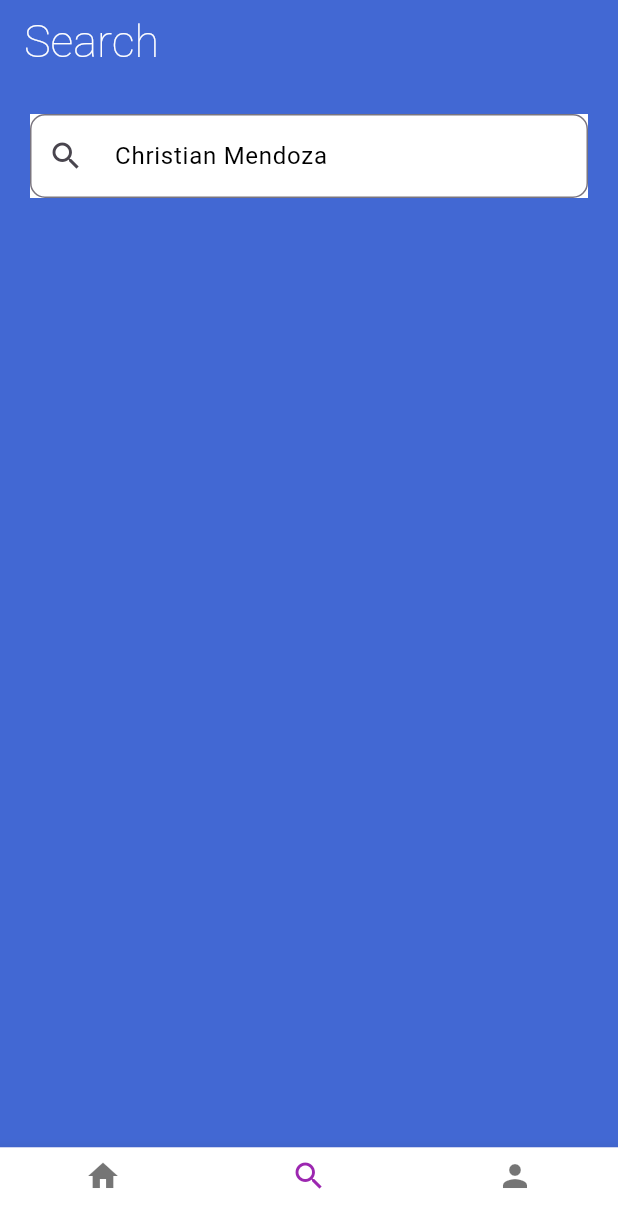
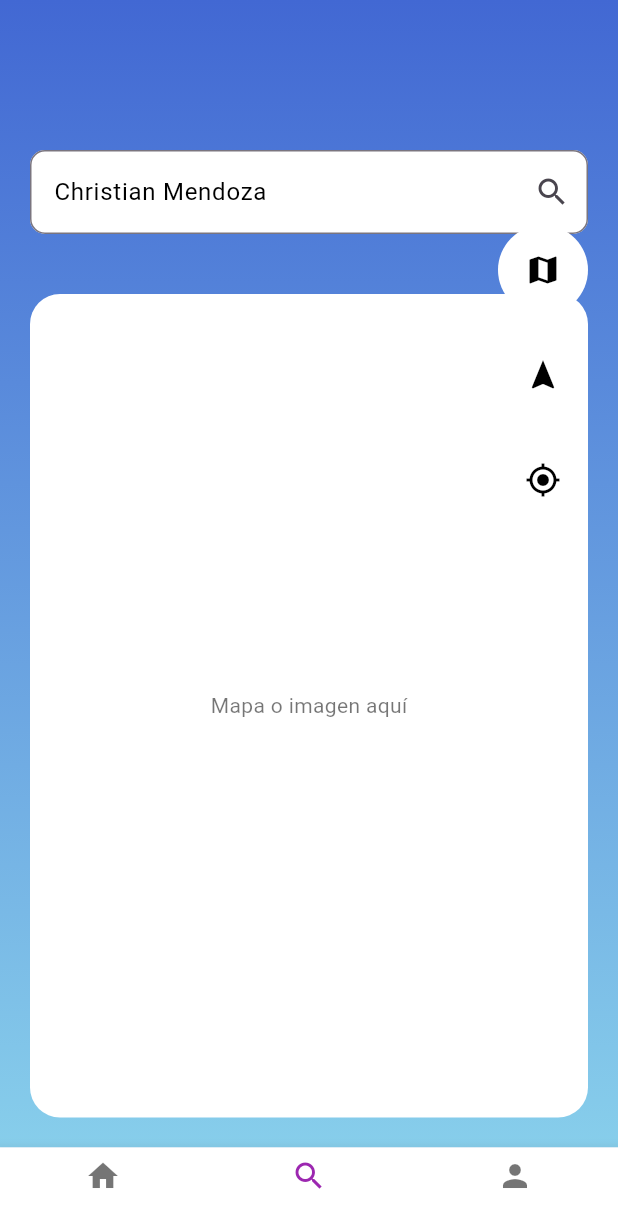
Before and after one commit to ChristianMendoza97/MendozaPrueba, a Flutter app: the screen it shows after launch, item 2 of the bottom bar chosen, on a phone screen of 412 x 824 dp. Shown: the top 1228 px of the screen. Run offline on Flutter 3.47's test engine with Material 3 defaults, Android fonts, the phone set to English and light mode, and no system bars; our stand-ins replace google_fonts.

Commit message:
Cambio en el proyecto

```diff
--- a/lib/search_trips_page.dart
+++ b/lib/search_trips_page.dart
@@ -1,5 +1,5 @@
 import 'package:flutter/material.dart';
-import 'package:flutter/services.dart'; // Importa este paquete para utilizar el inputFormatters
+import 'package:flutter/services.dart'; // Para utilizar el inputFormatters
 
 class SearchTripsPage extends StatefulWidget {
   const SearchTripsPage({Key? key}) : super(key: key);
@@ -10,8 +10,10 @@ class SearchTripsPage extends StatefulWidget {
 
 class _SearchTripsPageState extends State<SearchTripsPage> {
   final TextEditingController _searchController =
-      TextEditingController(text: ' Christian Mendoza ');
+      TextEditingController(text: 'Christian Mendoza');
   String _searchText = '';
+  String _nombre = '';
+  String _apellido = '';
 
   @override
   Widget build(BuildContext context) {
@@ -23,48 +25,64 @@ class _SearchTripsPageState extends State<SearchTripsPage> {
         useMaterial3: true,
       ),
       home: Scaffold(
+        extendBodyBehindAppBar: true, // Permitir que el cuerpo se extienda detrás de la AppBar
         appBar: AppBar(
-          title: Text(
-            'Search',
-            style: TextStyle(
-              fontWeight: FontWeight.w200,
-              fontSize: 30,
-              color: Colors.white,
+          backgroundColor: Colors.transparent, // Fondo transparente
+          elevation: 0,
+          systemOverlayStyle: SystemUiOverlayStyle.light, // Hacer que el contenido del sistema (hora, batería) sea visible
+        ),
+        body: Stack(
+          children: [
+            // Degradado de fondo
+            Container(
+              decoration: BoxDecoration(
+                gradient: LinearGradient(
+                  begin: Alignment.topCenter,
+                  end: Alignment.bottomCenter,
+                  colors: [Color(0xFF4268D3), Color(0xFF87CEEB)],
                 ),
               ),
-          backgroundColor: Color(0xFF4268D3),
             ),
-        backgroundColor: Color(0xFF4268D3),
-        body: Column(
+            // Contenido principal
+            Column(
               children: [
+                SizedBox(height: 100), // Espacio debajo de la barra superior
                 Padding(
-              padding: const EdgeInsets.all(20.0),
+                  padding: const EdgeInsets.symmetric(horizontal: 20.0),
                   child: Column(
                     children: [
+                      // Cuadro de búsqueda con bordes redondeados
                       Container(
+                        decoration: BoxDecoration(
                           color: Colors.white,
+                          borderRadius: BorderRadius.circular(10.0),
+                        ),
                         child: TextField(
                           controller: _searchController,
                           style: TextStyle(color: Colors.black),
                           inputFormatters: [
-                        FilteringTextInputFormatter.allow(RegExp("[a-zA-Z\s]")),// Permite solo letras y espacios
+                            FilteringTextInputFormatter.allow(RegExp("[a-zA-Z\s]")),
                           ],
                           decoration: InputDecoration(
-                        hintText: 'Christian Mendoza',
+                            hintText: 'Knuckles Mountain Range',
                             hintStyle: TextStyle(color: Colors.black45),
                             border: OutlineInputBorder(
                               borderRadius: BorderRadius.circular(10.0),
                             ),
-                        prefixIcon: IconButton(
+                            suffixIcon: IconButton(
                               icon: Icon(Icons.search),
                               onPressed: () {
                                 setState(() {
                                   _searchText = _searchController.text;
+                                  List<String> parts = _searchText.split(" ");
+                                  _nombre = parts.isNotEmpty ? parts[0] : '';
+                                  _apellido =
+                                      parts.length > 1 ? parts.sublist(1).join(' ') : '';
                                 });
 
                                 ScaffoldMessenger.of(context).showSnackBar(
                                   SnackBar(
-                                content: Text('Nombre: $_searchText'),
+                                    content: Text('Nombre: $_nombre, Apellido: $_apellido'),
                                   ),
                                 );
                               },
@@ -77,23 +95,63 @@ class _SearchTripsPageState extends State<SearchTripsPage> {
                           },
                         ),
                       ),
+                      SizedBox(height: 20),
                     ],
                   ),
                 ),
-
-            // Contenedor para el color azul
-            Container(
-              color: Color(0xFF4268D3),
-              child: SizedBox(height: 20), // Ajusta el tamaño como desees
+                // Mapa o imagen (se agregará más tarde)
+                Expanded(
+                  child: Container(
+                    width: double.infinity,
+                    margin: EdgeInsets.all(20),
+                    decoration: BoxDecoration(
+                      borderRadius: BorderRadius.circular(20),
+                      color: Colors.white,
                     ),
-
-
+                    child: ClipRRect(
+                      borderRadius: BorderRadius.circular(20),
+                      child: Center(
+                        child: Text(
+                          'Mapa o imagen aquí', // Reemplazar por la imagen real
+                          style: TextStyle(color: Colors.black54),
+                        ),
+                      ),
+                    ),
+                  ),
+                ),
+              ],
+            ),
+            // Botones redondos alineados a la derecha
+            Positioned(
+              right: 20,
+              top: 150,
+              child: Column(
+                children: [
+                  _buildRoundButton(Icons.map, '3D'),
+                  SizedBox(height: 10),
+                  _buildRoundButton(Icons.navigation, '2D'),
+                  SizedBox(height: 10),
+                  _buildRoundButton(Icons.gps_fixed, 'Location'),
+                ],
+              ),
+            ),
           ],
         ),
       ),
     );
   }
 
+  // Widget para los botones redondos
+  Widget _buildRoundButton(IconData icon, String tooltip) {
+    return Tooltip(
+      message: tooltip,
+      child: CircleAvatar(
+        radius: 30,
+        backgroundColor: Colors.white,
+        child: Icon(icon, color: Colors.black),
+      ),
+    );
+  }
 
   @override
   void dispose() {
```
Lines whose indentation alone changed are shown as unchanged.
